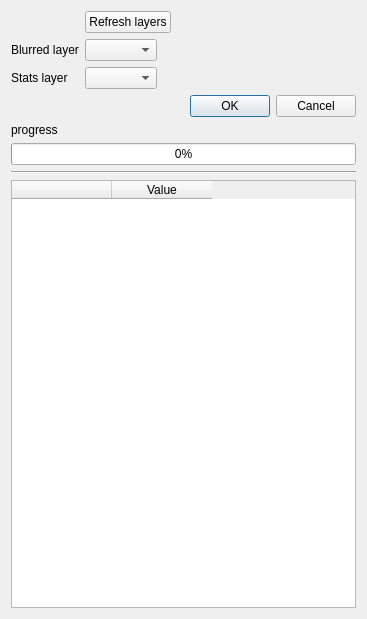
Gustry/Blurring, file ui/stats.ui: the form before one commit.
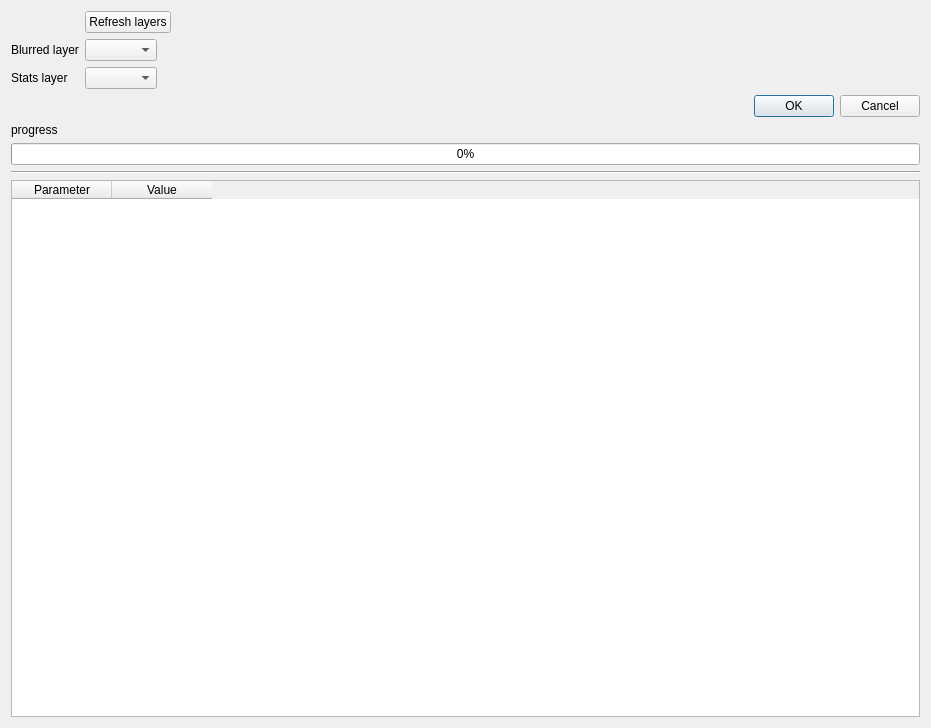
The form after the commit. Icons and pictures are not drawn.

```diff
--- a/ui/stats.ui
+++ b/ui/stats.ui
@@ -6,8 +6,8 @@
    <rect>
     <x>0</x>
     <y>0</y>
-    <width>367</width>
-    <height>619</height>
+    <width>931</width>
+    <height>728</height>
    </rect>
   </property>
   <property name="windowTitle">
@@ -81,13 +81,15 @@
     </widget>
    </item>
    <item>
-    <layout class="QVBoxLayout" name="layout_plot"/>
-   </item>
+    <layout class="QHBoxLayout" name="horizontalLayout">
    <item>
     <widget class="QTableWidget" name="tableWidget">
+       <attribute name="verticalHeaderVisible">
+        <bool>false</bool>
+       </attribute>
      <column>
       <property name="text">
-       <string/>
+         <string>Parameter</string>
       </property>
      </column>
      <column>
@@ -96,6 +98,11 @@
       </property>
      </column>
     </widget>
+     </item>
+     <item>
+      <layout class="QVBoxLayout" name="layout_plot"/>
+     </item>
+    </layout>
    </item>
   </layout>
  </widget>
```
Left out of the diff: 22 changed lines with no effect on the pictures. Lines whose indentation alone changed are shown as unchanged.
